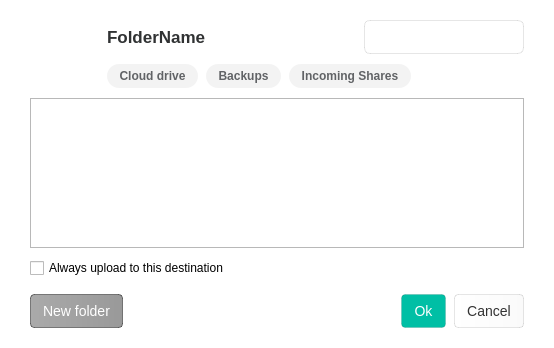
Qt form src/MEGASync/gui/node_selector/gui/win/NodeSelectorTreeViewWidget.ui (meganz/MEGAsync) before a commit.
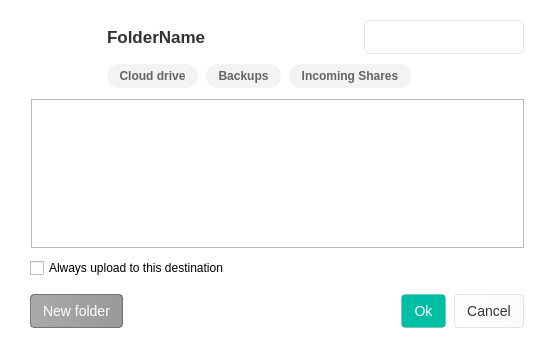
The same form after that commit. Icons and pictures are not drawn. Custom widgets are drawn as their Qt base class.

Commit message: Fix treeview shape missing on Windows

What changed in the file:
```diff
--- a/src/MEGASync/gui/node_selector/gui/win/NodeSelectorTreeViewWidget.ui
+++ b/src/MEGASync/gui/node_selector/gui/win/NodeSelectorTreeViewWidget.ui
@@ -550,10 +550,10 @@
         <widget class="QWidget" name="treeViewPage">
          <layout class="QVBoxLayout" name="verticalLayout_2">
           <property name="leftMargin">
-           <number>0</number>
+           <number>1</number>
           </property>
           <property name="topMargin">
-           <number>0</number>
+           <number>1</number>
           </property>
           <property name="rightMargin">
            <number>0</number>
```
